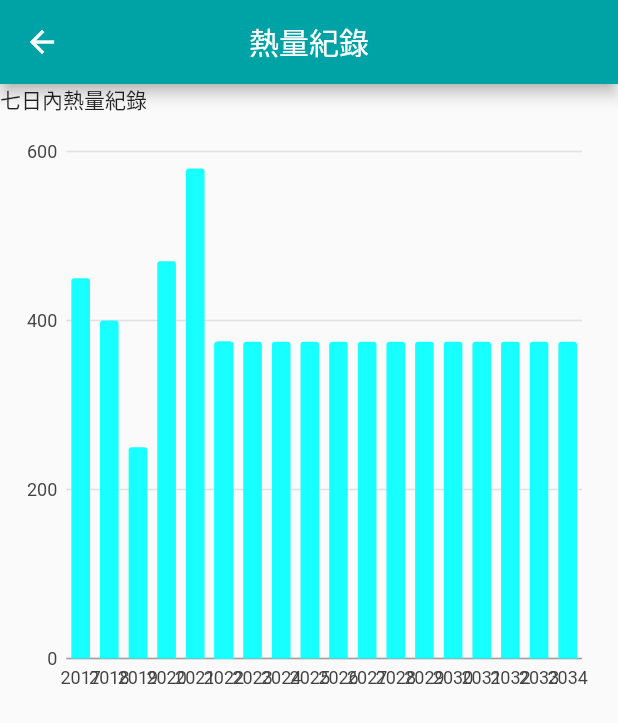
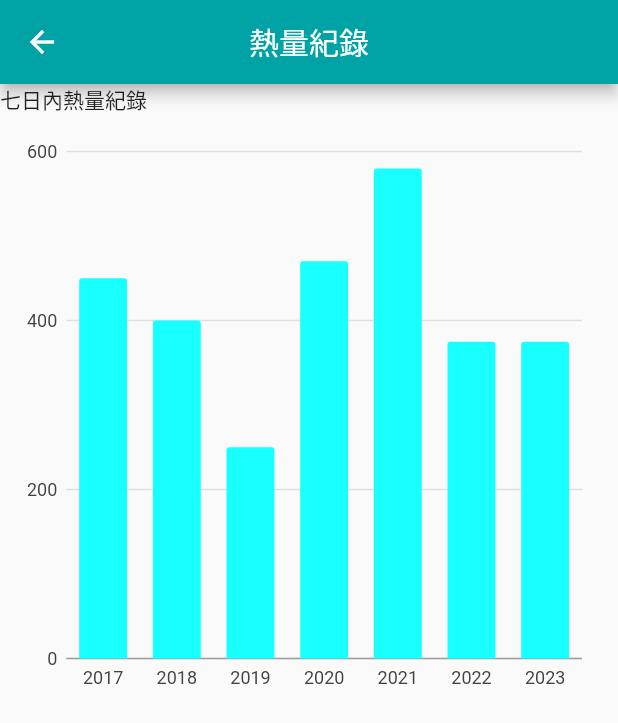
Before and after one commit to snowmanouo/better-health, a Flutter app: the Calorie screen opened directly, on a phone screen of 412 x 824 dp. Shown: the top 723 px of the screen. Run offline on Flutter 3.47's test engine with Material 2 defaults, Android fonts, the phone set to English and light mode, and no system bars; our stand-ins replace charts_flutter, cloud_firestore, firebase_auth, firebase_core, flutter_svg, fluttertoast and 5 more; missing offline and left inert: dart:ffi, r_calendar; accounts and stored records are empty.

Commit message:
-calendar

```diff
--- a/lib/Page/Calorie.dart
+++ b/lib/Page/Calorie.dart
@@ -33,65 +33,7 @@ class Calorie extends StatelessWidget {
         year: "2023",
         financial: 375,
         color: charts.ColorUtil.fromDartColor(Colors.cyanAccent)),
-    BarChartModel(
-        year: "2024",
-        financial: 375,
-        color: charts.ColorUtil.fromDartColor(Colors.cyanAccent)),
-    BarChartModel(
-        year: "2025",
-        financial: 375,
-        color: charts.ColorUtil.fromDartColor(Colors.cyanAccent)),
-    BarChartModel(
-        year: "2026",
-        financial: 375,
-        color: charts.ColorUtil.fromDartColor(Colors.cyanAccent)),
-    BarChartModel(
-        year: "2027",
-        financial: 375,
-        color: charts.ColorUtil.fromDartColor(Colors.cyanAccent)),
-    BarChartModel(
-        year: "2028",
-        financial: 375,
-        color: charts.ColorUtil.fromDartColor(Colors.cyanAccent)),
-    BarChartModel(
-        year: "2029",
-        financial: 375,
-        color: charts.ColorUtil.fromDartColor(Colors.cyanAccent)),
-    BarChartModel(
-        year: "2030",
-        financial: 375,
-        color: charts.ColorUtil.fromDartColor(Colors.cyanAccent)),
-    BarChartModel(
-        year: "2031",
-        financial: 375,
-        color: charts.ColorUtil.fromDartColor(Colors.cyanAccent)),
-    BarChartModel(
-        year: "2032",
-        financial: 375,
-        color: charts.ColorUtil.fromDartColor(Colors.cyanAccent)),
-    BarChartModel(
-        year: "2033",
-        financial: 375,
-        color: charts.ColorUtil.fromDartColor(Colors.cyanAccent)),
-    BarChartModel(
-        year: "2034",
-        financial: 375,
-        color: charts.ColorUtil.fromDartColor(Colors.cyanAccent)),
-    BarChartModel(
-        year: "2022",
-        financial: 375,
-        color: charts.ColorUtil.fromDartColor(Colors.cyanAccent)),
-    BarChartModel(
-        year: "2022",
-        financial: 375,
-        color: charts.ColorUtil.fromDartColor(Colors.cyanAccent)),
-    BarChartModel(
-        year: "2022",
-        financial: 375,
-        color: charts.ColorUtil.fromDartColor(Colors.cyanAccent)),
-
   ];
-
 
   @override
   Widget build(BuildContext context) {
@@ -114,6 +56,7 @@ class Calorie extends StatelessWidget {
         body: ListView(
           children: [
             Column(
+
               mainAxisAlignment: MainAxisAlignment.center,
               crossAxisAlignment: CrossAxisAlignment.start,
               children: [
@@ -125,7 +68,6 @@ class Calorie extends StatelessWidget {
                       series,
                       animate: true,
                     )),
-
               ],
             ),
           ],
--- a/lib/Page/Fat.dart
+++ b/lib/Page/Fat.dart
@@ -1,6 +1,5 @@
 import 'package:flutter/material.dart';
 import 'package:syncfusion_flutter_charts/charts.dart';
-
 
 class Fat extends StatelessWidget {
   List<SalesData> data = [
@@ -13,7 +12,9 @@ class Fat extends StatelessWidget {
     SalesData('Jul', 20),
   ];
 
+
   @override
+
   Widget build(BuildContext context) {
     return Scaffold(
         appBar: AppBar(
@@ -23,6 +24,8 @@ class Fat extends StatelessWidget {
           brightness: Brightness.dark,
         ),
         body: ListView(
+
+          padding: EdgeInsets.only(top: 10),
           children: [
             Column(
               mainAxisAlignment: MainAxisAlignment.center,
@@ -32,24 +35,21 @@ class Fat extends StatelessWidget {
                 Container(
                   height: 400,
                   child: SfCartesianChart(
+                    zoomPanBehavior: ZoomPanBehavior( enablePanning: true),
                     primaryXAxis: CategoryAxis(),
-                    primaryYAxis: NumericAxis(
-
-                    ),
+                    primaryYAxis: NumericAxis(minimum: 0, maximum: 25),
                     series: <ChartSeries<SalesData, String>>[
                       LineSeries<SalesData, String>(
                         dataSource: data,
                         xValueMapper: (SalesData sales, _) => sales.month,
                         yValueMapper: (SalesData sales, _) => sales.sales,
-                        markerSettings: MarkerSettings(
-                            isVisible: true),
+                        markerSettings: MarkerSettings(isVisible: true),
                         name: 'sales',
                         dataLabelSettings: DataLabelSettings(isVisible: true),
                       )
                     ],
                   ),
                 ),
-
               ],
             ),
           ],
@@ -58,7 +58,6 @@ class Fat extends StatelessWidget {
 }
 
 class SalesData {
-
   final String month;
   final double sales;
 
--- a/lib/Page/Kg.dart
+++ b/lib/Page/Kg.dart
@@ -32,6 +32,10 @@ class Kg extends StatelessWidget {
                   height: 400,
                   child: SfCartesianChart(
                     primaryXAxis: CategoryAxis(),
+                    primaryYAxis: NumericAxis(
+                        minimum: 0,
+                        maximum: 100
+                    ),
 
                     series: <ChartSeries<SalesData, String>>[
                       LineSeries<SalesData, String>(
--- a/lib/Page/MyselfPage.dart
+++ b/lib/Page/MyselfPage.dart
@@ -130,16 +130,7 @@ class MyselfPage extends StatelessWidget {
                               ),
                             ),
                             actions: <Widget>[
-                              ElevatedButton(
-                                  onPressed: () async {
-                                    _myDateTime = (await showDatePicker(
-                                      context: context,
-                                      initialDate: DateTime.now(),
-                                      firstDate: DateTime(2010),
-                                      lastDate: DateTime(2025),
-                                    ))!;
-                                  },
-                                  child: Text('請選擇日期')),
+
                               TextButton(
                                 onPressed: () => Navigator.pop(context, 'OK'),
                                 child: Text('OK'),
--- a/lib/Page/Time.dart
+++ b/lib/Page/Time.dart
@@ -36,19 +36,8 @@ class Time extends StatelessWidget {
     SalesData('rew', 20),
     SalesData('rwe', 20),
 
-
-
-
-
-
-
-
-
-
-
   ];
 
-  @override
   Widget build(BuildContext context) {
     return Scaffold(
         appBar: AppBar(
@@ -58,6 +47,7 @@ class Time extends StatelessWidget {
           brightness: Brightness.dark,
         ),
         body: ListView(
+
           children: [
             Column(
               mainAxisAlignment: MainAxisAlignment.center,
@@ -68,9 +58,12 @@ class Time extends StatelessWidget {
                   height: 400,
                   child: SfCartesianChart(
                     primaryXAxis: CategoryAxis(),
-                    zoomPanBehavior: ZoomPanBehavior(
-                      enablePanning: true,
+                    primaryYAxis: NumericAxis(
+                        minimum: 0,
+                        maximum: 24
                     ),
+
+
                     series: <ChartSeries<SalesData, String>>[
                       LineSeries<SalesData, String>(
                         dataSource: data,
```
